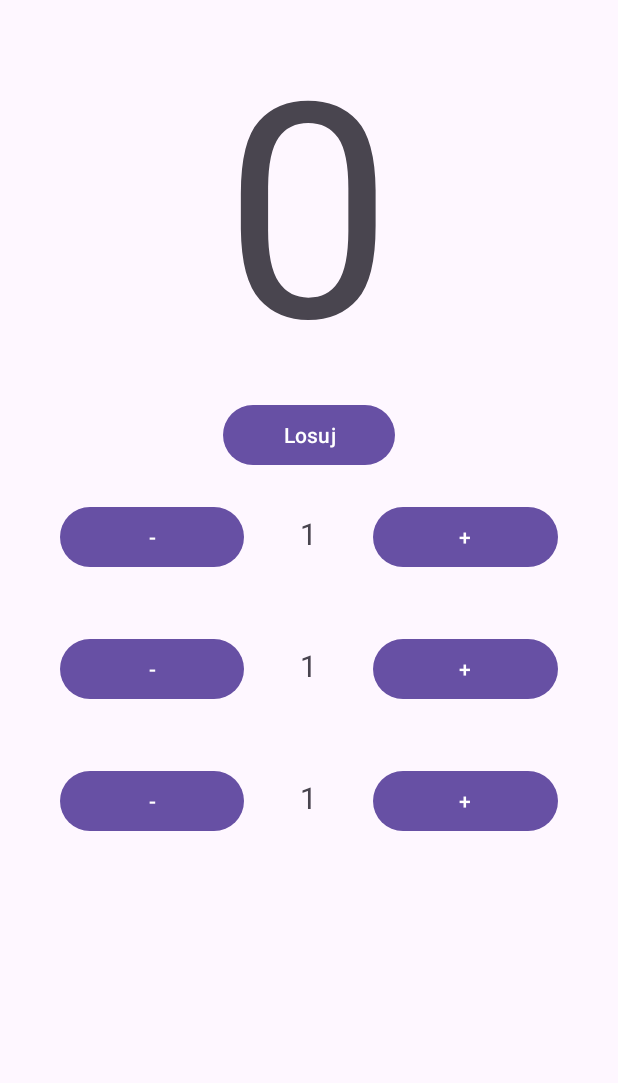
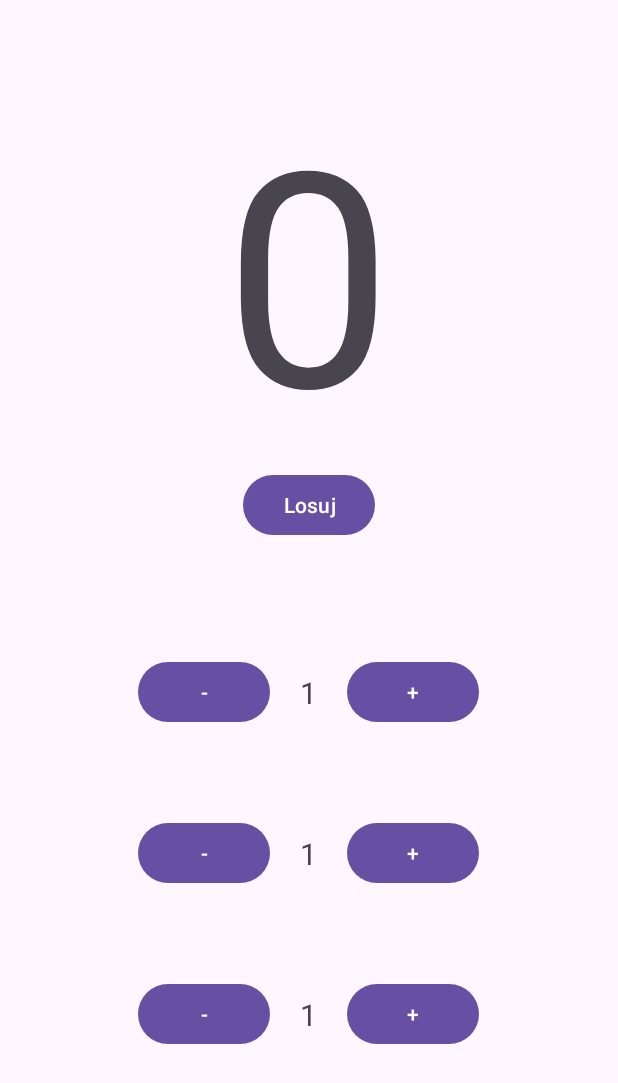
Before and after one commit to grzesiek214/kartkowka3pt2gr-mobilne, an Android app: the screen it shows after launch (MainActivity), on a phone screen of 412 x 824 dp. Shown: the top 1083 px of the screen. Run offline under Robolectric (Android 15) with nearby library versions, the phone set to English and light mode, and no system bars.

Commit message:
popraw widok aplikacji

```diff
--- a/app/src/main/res/layout-land/activity_main.xml
+++ b/app/src/main/res/layout-land/activity_main.xml
@@ -42,21 +42,20 @@
             android:layout_width="match_parent"
             android:layout_height="wrap_content"
             android:layout_margin="20dp"
+            android:gravity="center"
             android:orientation="horizontal">
 
             <Button
                 android:id="@+id/button4"
                 android:layout_width="wrap_content"
                 android:layout_height="wrap_content"
-                android:layout_marginHorizontal="20dp"
-                android:layout_weight="1"
                 android:text="-" />
 
             <TextView
                 android:id="@+id/textView2"
                 android:layout_width="wrap_content"
                 android:layout_height="wrap_content"
-                android:layout_weight="1"
+                android:layout_margin="20dp"
                 android:text="1"
                 android:textAlignment="center"
                 android:textSize="20sp" />
@@ -65,8 +64,6 @@
                 android:id="@+id/button5"
                 android:layout_width="wrap_content"
                 android:layout_height="wrap_content"
-                android:layout_marginHorizontal="20dp"
-                android:layout_weight="1"
                 android:text="+" />
 
         </LinearLayout>
@@ -75,21 +72,20 @@
             android:layout_width="match_parent"
             android:layout_height="wrap_content"
             android:layout_margin="20dp"
+            android:gravity="center"
             android:orientation="horizontal">
 
             <Button
                 android:id="@+id/button6"
                 android:layout_width="wrap_content"
                 android:layout_height="wrap_content"
-                android:layout_marginHorizontal="20dp"
-                android:layout_weight="1"
                 android:text="-" />
 
             <TextView
                 android:id="@+id/textView3"
                 android:layout_width="wrap_content"
                 android:layout_height="wrap_content"
-                android:layout_weight="1"
+                android:layout_margin="20dp"
                 android:text="1"
                 android:textAlignment="center"
                 android:textSize="20sp" />
@@ -98,8 +94,6 @@
                 android:id="@+id/button7"
                 android:layout_width="wrap_content"
                 android:layout_height="wrap_content"
-                android:layout_marginHorizontal="20dp"
-                android:layout_weight="1"
                 android:text="+" />
 
         </LinearLayout>
@@ -108,22 +102,21 @@
             android:layout_width="match_parent"
             android:layout_height="wrap_content"
             android:layout_margin="20dp"
+            android:gravity="center"
             android:orientation="horizontal">
 
             <Button
                 android:id="@+id/button9"
                 android:layout_width="wrap_content"
                 android:layout_height="wrap_content"
-                android:layout_marginHorizontal="20dp"
-                android:layout_weight="1"
                 android:text="-" />
 
             <TextView
                 android:id="@+id/textView4"
                 android:layout_width="wrap_content"
                 android:layout_height="wrap_content"
-                android:layout_weight="1"
                 android:text="1"
+                android:layout_margin="20dp"
                 android:textAlignment="center"
                 android:textSize="20sp" />
 
@@ -131,8 +124,6 @@
                 android:id="@+id/button10"
                 android:layout_width="wrap_content"
                 android:layout_height="wrap_content"
-                android:layout_marginHorizontal="20dp"
-                android:layout_weight="1"
                 android:text="+" />
         </LinearLayout>
     </LinearLayout>
--- a/app/src/main/res/layout/activity_main.xml
+++ b/app/src/main/res/layout/activity_main.xml
@@ -11,6 +11,7 @@
     <LinearLayout
         android:layout_width="match_parent"
         android:layout_height="wrap_content"
+        android:layout_weight="1"
         android:gravity="center"
         android:orientation="vertical">
 
@@ -18,47 +19,48 @@
             android:id="@+id/textView"
             android:layout_width="wrap_content"
             android:layout_height="wrap_content"
-            android:textSize="200sp"
-            android:text="0" />
+            android:text="0"
+            android:textSize="200sp" />
 
         <Button
             android:id="@+id/button"
             android:layout_width="wrap_content"
             android:layout_height="wrap_content"
-            android:layout_weight="1"
-            android:paddingHorizontal="40dp"
             android:text="Losuj" />
     </LinearLayout>
 
     <LinearLayout
         android:layout_width="match_parent"
         android:layout_height="wrap_content"
+        android:layout_weight="1"
+        android:orientation="vertical">
+
+        <LinearLayout
+            android:layout_width="match_parent"
+            android:layout_height="wrap_content"
             android:layout_margin="20dp"
+            android:gravity="center"
             android:orientation="horizontal">
 
             <Button
                 android:id="@+id/button4"
                 android:layout_width="wrap_content"
                 android:layout_height="wrap_content"
-            android:layout_weight="1"
-            android:layout_marginHorizontal="20dp"
                 android:text="-" />
 
             <TextView
                 android:id="@+id/textView2"
                 android:layout_width="wrap_content"
                 android:layout_height="wrap_content"
-            android:layout_weight="1"
+                android:layout_margin="20dp"
+                android:text="1"
                 android:textAlignment="center"
-            android:textSize="20sp"
-            android:text="1" />
+                android:textSize="20sp" />
 
             <Button
                 android:id="@+id/button5"
                 android:layout_width="wrap_content"
                 android:layout_height="wrap_content"
-            android:layout_weight="1"
-            android:layout_marginHorizontal="20dp"
                 android:text="+" />
 
         </LinearLayout>
@@ -67,31 +69,28 @@
             android:layout_width="match_parent"
             android:layout_height="wrap_content"
             android:layout_margin="20dp"
+            android:gravity="center"
             android:orientation="horizontal">
 
             <Button
                 android:id="@+id/button6"
                 android:layout_width="wrap_content"
                 android:layout_height="wrap_content"
-            android:layout_weight="1"
-            android:layout_marginHorizontal="20dp"
                 android:text="-" />
 
             <TextView
                 android:id="@+id/textView3"
                 android:layout_width="wrap_content"
                 android:layout_height="wrap_content"
-            android:layout_weight="1"
+                android:layout_margin="20dp"
+                android:text="1"
                 android:textAlignment="center"
-            android:textSize="20sp"
-            android:text="1" />
+                android:textSize="20sp" />
 
             <Button
                 android:id="@+id/button7"
                 android:layout_width="wrap_content"
                 android:layout_height="wrap_content"
-            android:layout_weight="1"
-            android:layout_marginHorizontal="20dp"
                 android:text="+" />
 
         </LinearLayout>
@@ -100,32 +99,30 @@
             android:layout_width="match_parent"
             android:layout_height="wrap_content"
             android:layout_margin="20dp"
+            android:gravity="center"
             android:orientation="horizontal">
 
             <Button
                 android:id="@+id/button9"
                 android:layout_width="wrap_content"
                 android:layout_height="wrap_content"
-            android:layout_weight="1"
-            android:layout_marginHorizontal="20dp"
                 android:text="-" />
 
             <TextView
                 android:id="@+id/textView4"
                 android:layout_width="wrap_content"
                 android:layout_height="wrap_content"
-            android:layout_weight="1"
+                android:text="1"
+                android:layout_margin="20dp"
                 android:textAlignment="center"
-            android:textSize="20sp"
-            android:text="1" />
+                android:textSize="20sp" />
 
             <Button
                 android:id="@+id/button10"
                 android:layout_width="wrap_content"
                 android:layout_height="wrap_content"
-            android:layout_weight="1"
-            android:layout_marginHorizontal="20dp"
                 android:text="+" />
+        </LinearLayout>
     </LinearLayout>
 
 
```
Lines whose indentation alone changed are shown as unchanged.
